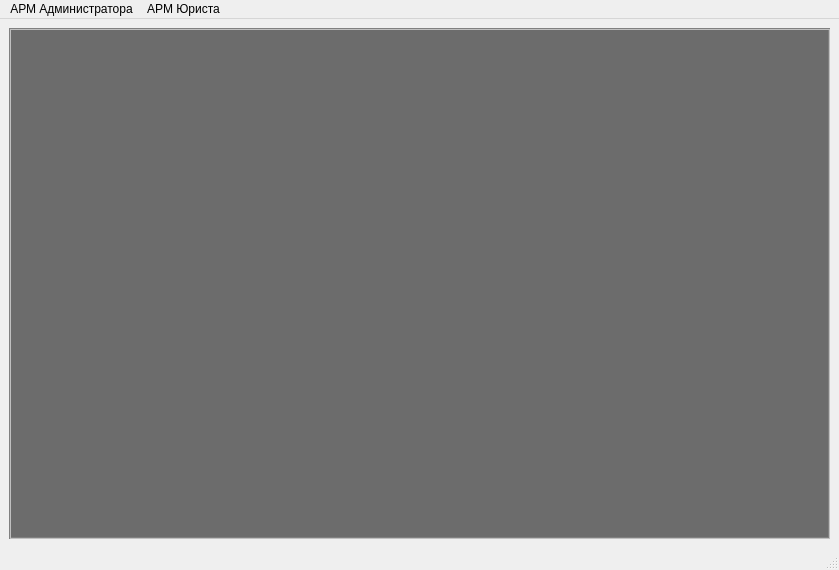
Before: the Qt Designer form ARMInspectorGUI/MainWindow.ui in sid1980/ARMInspector, drawn with Qt 5.
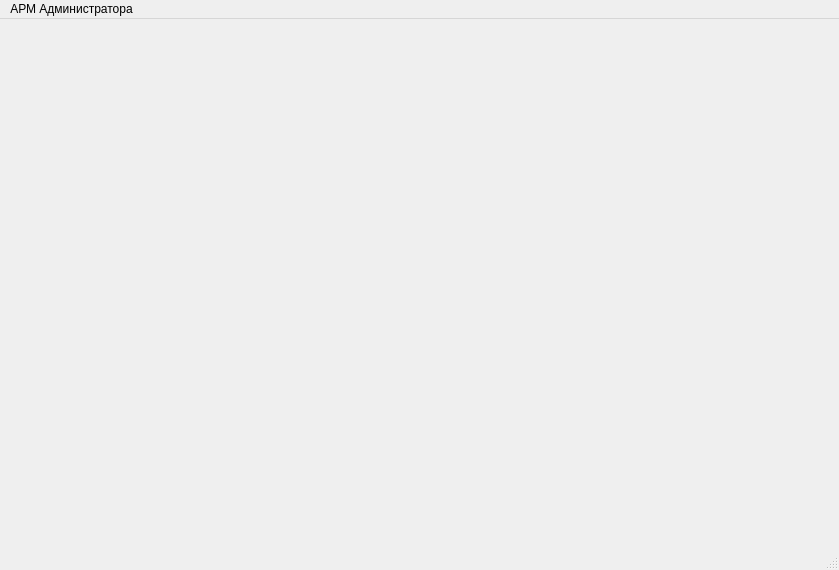
After: the same form once the commit is applied. Icons and pictures are not drawn.

```diff
--- a/ARMInspectorGUI/MainWindow.ui
+++ b/ARMInspectorGUI/MainWindow.ui
@@ -39,11 +39,7 @@
 }</string>
   </property>
   <widget class="QWidget" name="centralwidget">
-   <layout class="QGridLayout" name="gridLayout">
-    <item row="0" column="0">
-     <widget class="QTableView" name="tableView"/>
-    </item>
-   </layout>
+   <layout class="QGridLayout" name="gridLayout"/>
   </widget>
   <widget class="QMenuBar" name="menubar">
    <property name="geometry">
@@ -65,15 +61,10 @@
      <bool>true</bool>
     </property>
     <addaction name="actionListUsers"/>
-   </widget>
-   <widget class="QMenu" name="menu">
-    <property name="title">
-     <string>АРМ Юриста</string>
-    </property>
-    <addaction name="actionReport"/>
+    <addaction name="separator"/>
+    <addaction name="actionExit"/>
    </widget>
    <addaction name="menuFile"/>
-   <addaction name="menu"/>
   </widget>
   <widget class="QStatusBar" name="statusbar"/>
   <action name="actionAccount">
```
Left out of the diff: 10 changed lines with no effect on the pictures.
